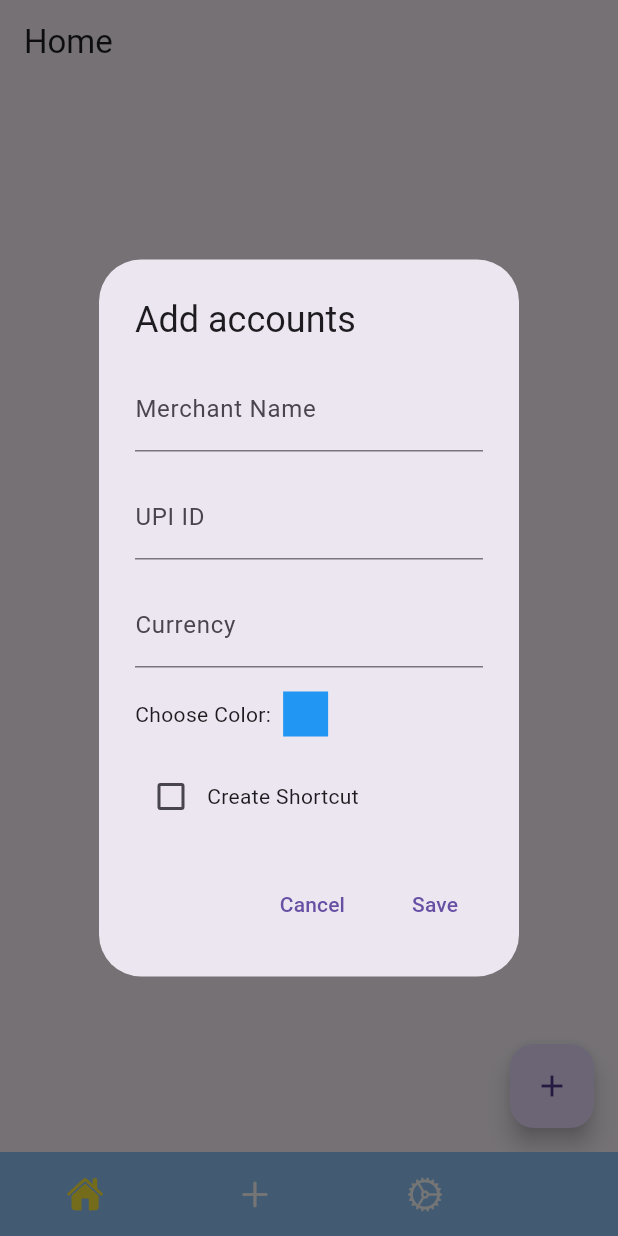
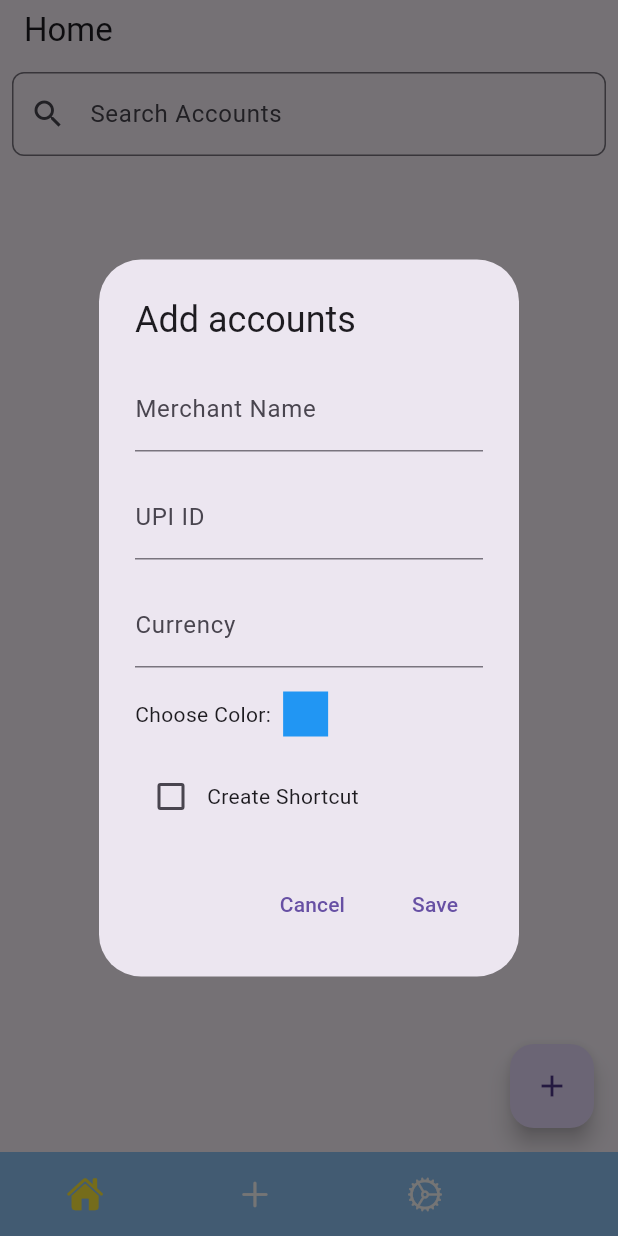
Before and after one commit to Pragament/flutter_upi_credit_debit_log, a Flutter app: the screen it shows after launch, after a tap on the "add" icon, on a phone screen of 412 x 824 dp. Run offline on Flutter 3.47's test engine with Material 3 defaults, Android fonts, the phone set to English and light mode, and no system bars; drawn by our look-alikes of animated_bottom_navigation_bar; our stand-ins replace flutter_colorpicker, hive, hive_flutter, image_picker, local_auth, qr_flutter; missing offline and left inert: qr_code_scanner, quick_actions; accounts and stored records are empty.

Commit message:
Add: search bar to search for accounts

```diff
--- a/lib/home_screen.dart
+++ b/lib/home_screen.dart
@@ -26,6 +26,8 @@ class _HomeScreenState extends State<HomeScreen> {
   final TextEditingController _upiIdController = TextEditingController();
   final TextEditingController _currencyController = TextEditingController();
   bool _createShortcut = false;
+  final TextEditingController _searchController = TextEditingController();
+  final ValueNotifier<String> _searchQueryNotifier = ValueNotifier<String>('');
 
   @override
   void initState() {
@@ -34,6 +36,28 @@ class _HomeScreenState extends State<HomeScreen> {
     productBox = Hive.box<Product>('products');
     _manageQuickActions(); // Initialize quick actions on startup
     _manageProductQuickActions(); // Initialize product quick actions
+  }
+
+  @override
+  void dispose() {
+    _searchController.dispose();
+    _searchQueryNotifier.dispose();
+    _merchantNameController.dispose();
+    _upiIdController.dispose();
+    _currencyController.dispose();
+    super.dispose();
+  }
+
+  void _onSearchChanged(String query) {
+    _searchQueryNotifier.value = query;
+  }
+
+  List<Accounts> _filterAccounts(List<Accounts> accountsList, String query) {
+    if (query.isEmpty) return accountsList;
+    return accountsList.where((account) {
+      return account.merchantName.toLowerCase().contains(query.toLowerCase()) ||
+          account.upiId.toLowerCase().contains(query.toLowerCase());
+    }).toList();
   }
 
   void _showForm({Accounts? accounts}) {
@@ -585,10 +609,6 @@ class _HomeScreenState extends State<HomeScreen> {
     );
   }
 
-  // void _removeQuickAction(accounts accounts) {
-  //   widget.quickActions.clearShortcutItems();
-  // }
-
   void _refresh() {
     setState(() {});
   }
@@ -598,24 +618,45 @@ class _HomeScreenState extends State<HomeScreen> {
     return Scaffold(
       appBar: AppBar(
         title: const Text('Home'),
+        bottom: PreferredSize(
+          preferredSize: const Size.fromHeight(56.0),
+          child: Padding(
+            padding: const EdgeInsets.all(8.0),
+            child: TextField(
+              controller: _searchController,
+              decoration: InputDecoration(
+                hintText: 'Search Accounts',
+                prefixIcon: const Icon(Icons.search),
+                border: OutlineInputBorder(
+                  borderRadius: BorderRadius.circular(8.0),
+                ),
+              ),
+              onChanged:
+                  _onSearchChanged, // Update search query when user types
+            ),
+          ),
+        ),
       ),
       floatingActionButton: FloatingActionButton(
-        onPressed: () => _showForm(),
+        onPressed: () =>
+            _showForm(), // Function to show form to add accounts or products
         child: const Icon(Icons.add),
       ),
-      body: ValueListenableBuilder<Box<Accounts>>(
-        valueListenable: Hive.box<Accounts>('accounts').listenable(),
-        builder: (context, box, _) {
+      body: ValueListenableBuilder(
+        valueListenable:
+            _searchQueryNotifier, // Notifier to rebuild UI on search query change
+        builder: (context, searchQuery, _) {
+          final filteredAccounts =
+              _filterAccounts(accountsBox.values.toList(), searchQuery);
+
           return ListView.builder(
-            itemCount: box.values.length,
+            itemCount: filteredAccounts.length,
             itemBuilder: (context, index) {
-              final accounts = box.getAt(index);
-              if (accounts == null) {
-                return const SizedBox.shrink(); // or some placeholder widget
-              }
-              final initials = getInitials(accounts.merchantName);
+              // Display accounts that match the search query
+              final account = filteredAccounts[index];
+              final initials = getInitials(account.merchantName);
 
-              return itemCard(context, accounts, initials, productBox);
+              return itemCard(context, account, initials, productBox);
             },
           );
         },
```
